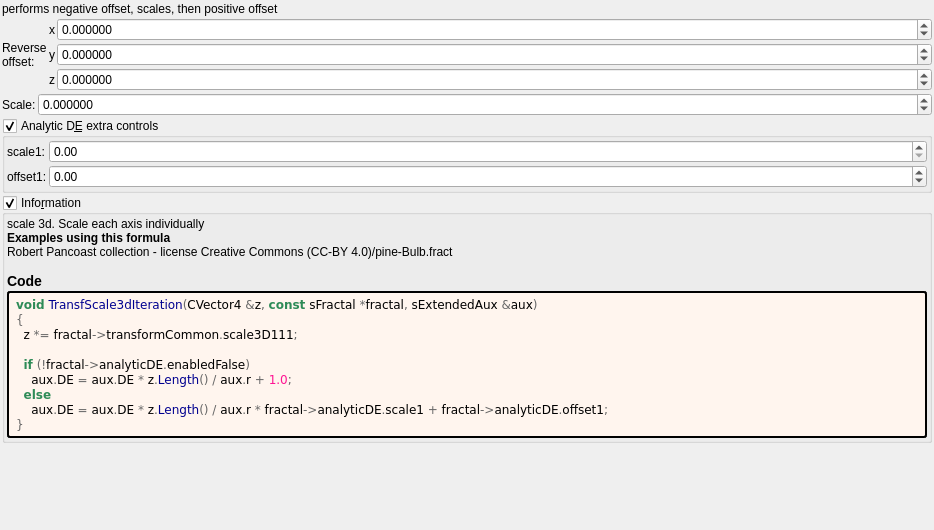
Qt form mandelbulber2/formula/ui/transf_scale_offset.ui (buddhi1980/mandelbulber2) before a commit.
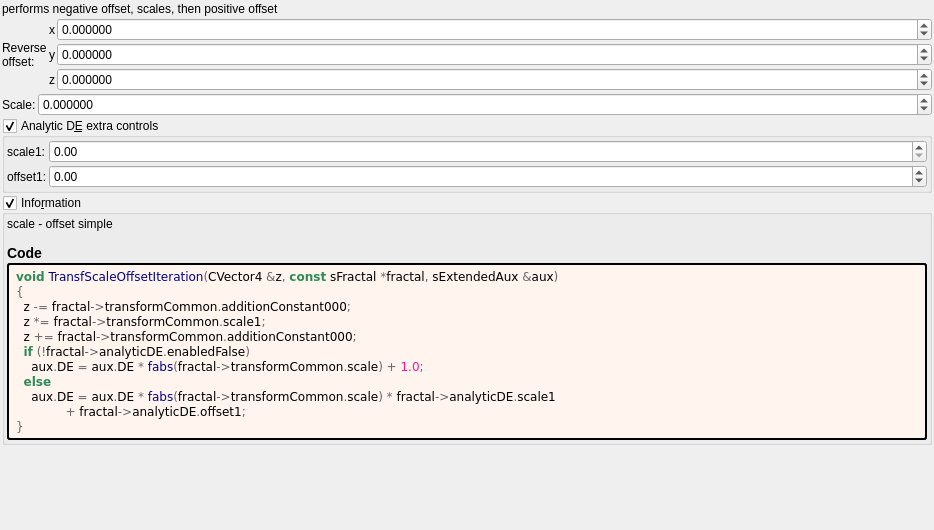
The same form after that commit. Custom widgets are drawn as their Qt base class.

Commit message: Added size parameter for dIFSHexGrid. Cleaned up HexGrid calculation to be able to convert to OpenCL code. Updated OpenCL formula files and UI files.

```diff
--- a/mandelbulber2/formula/ui/transf_scale_offset.ui
+++ b/mandelbulber2/formula/ui/transf_scale_offset.ui
@@ -332,9 +332,9 @@
       <item>
        <widget class="QLabel" name="label_information_general">
         <property name="text">
-         <string notr="true">&lt;p&gt;scale 3d. Scale each axis individually&lt;/p&gt;&lt;table&gt;
+         <string notr="true">&lt;p&gt;scale - offset  simple&lt;/p&gt;&lt;table&gt;
 &lt;/table&gt;
-&lt;br&gt;&lt;b&gt;Examples using this formula&lt;/b&gt;&lt;br&gt;Robert Pancoast collection - license Creative Commons (CC-BY 4.0)/pine-Bulb.fract&lt;h3&gt;Code&lt;/h3&gt;</string>
+&lt;h3&gt;Code&lt;/h3&gt;</string>
         </property>
         <property name="wordWrap">
          <bool>true</bool>
@@ -354,14 +354,16 @@
         </property>
         <property name="text">
          <string notr="true">&lt;body style=&quot;background-color:#fff5ee&quot;&gt;
-&lt;pre style=&quot;color:#000000; background-color:#fff5ee;  font-family:'Courier New',monospace;&quot;&gt;&lt;span style=&quot;color:#2e8b57; font-weight:bold&quot;&gt;void&lt;/span&gt; &lt;span style=&quot;color:#00008f&quot;&gt;TransfScale3dIteration&lt;/span&gt;&lt;span style=&quot;color:#676767&quot;&gt;(&lt;/span&gt;CVector4 &lt;span style=&quot;color:#676767&quot;&gt;&amp;amp;&lt;/span&gt;z&lt;span style=&quot;color:#676767&quot;&gt;,&lt;/span&gt; &lt;span style=&quot;color:#2e8b57; font-weight:bold&quot;&gt;const&lt;/span&gt; sFractal &lt;span style=&quot;color:#676767&quot;&gt;*&lt;/span&gt;fractal&lt;span style=&quot;color:#676767&quot;&gt;,&lt;/span&gt; sExtendedAux &lt;span style=&quot;color:#676767&quot;&gt;&amp;amp;&lt;/span&gt;aux&lt;span style=&quot;color:#676767&quot;&gt;)&lt;/span&gt;
+&lt;pre style=&quot;color:#000000; background-color:#fff5ee;  font-family:'Courier New',monospace;&quot;&gt;&lt;span style=&quot;color:#2e8b57; font-weight:bold&quot;&gt;void&lt;/span&gt; &lt;span style=&quot;color:#00008f&quot;&gt;TransfScaleOffsetIteration&lt;/span&gt;&lt;span style=&quot;color:#676767&quot;&gt;(&lt;/span&gt;CVector4 &lt;span style=&quot;color:#676767&quot;&gt;&amp;amp;&lt;/span&gt;z&lt;span style=&quot;color:#676767&quot;&gt;,&lt;/span&gt; &lt;span style=&quot;color:#2e8b57; font-weight:bold&quot;&gt;const&lt;/span&gt; sFractal &lt;span style=&quot;color:#676767&quot;&gt;*&lt;/span&gt;fractal&lt;span style=&quot;color:#676767&quot;&gt;,&lt;/span&gt; sExtendedAux &lt;span style=&quot;color:#676767&quot;&gt;&amp;amp;&lt;/span&gt;aux&lt;span style=&quot;color:#676767&quot;&gt;)&lt;/span&gt;
 &lt;span style=&quot;color:#676767&quot;&gt;{&lt;/span&gt;
-  z &lt;span style=&quot;color:#676767&quot;&gt;*=&lt;/span&gt; fractal&lt;span style=&quot;color:#676767&quot;&gt;-&amp;gt;&lt;/span&gt;transformCommon&lt;span style=&quot;color:#676767&quot;&gt;.&lt;/span&gt;scale3D111&lt;span style=&quot;color:#676767&quot;&gt;;&lt;/span&gt;
-
+  z &lt;span style=&quot;color:#676767&quot;&gt;-=&lt;/span&gt; fractal&lt;span style=&quot;color:#676767&quot;&gt;-&amp;gt;&lt;/span&gt;transformCommon&lt;span style=&quot;color:#676767&quot;&gt;.&lt;/span&gt;additionConstant000&lt;span style=&quot;color:#676767&quot;&gt;;&lt;/span&gt;
+  z &lt;span style=&quot;color:#676767&quot;&gt;*=&lt;/span&gt; fractal&lt;span style=&quot;color:#676767&quot;&gt;-&amp;gt;&lt;/span&gt;transformCommon&lt;span style=&quot;color:#676767&quot;&gt;.&lt;/span&gt;scale1&lt;span style=&quot;color:#676767&quot;&gt;;&lt;/span&gt;
+  z &lt;span style=&quot;color:#676767&quot;&gt;+=&lt;/span&gt; fractal&lt;span style=&quot;color:#676767&quot;&gt;-&amp;gt;&lt;/span&gt;transformCommon&lt;span style=&quot;color:#676767&quot;&gt;.&lt;/span&gt;additionConstant000&lt;span style=&quot;color:#676767&quot;&gt;;&lt;/span&gt;
   &lt;span style=&quot;color:#2e8b57; font-weight:bold&quot;&gt;if&lt;/span&gt; &lt;span style=&quot;color:#676767&quot;&gt;(!&lt;/span&gt;fractal&lt;span style=&quot;color:#676767&quot;&gt;-&amp;gt;&lt;/span&gt;analyticDE&lt;span style=&quot;color:#676767&quot;&gt;.&lt;/span&gt;enabledFalse&lt;span style=&quot;color:#676767&quot;&gt;)&lt;/span&gt;
-    aux&lt;span style=&quot;color:#676767&quot;&gt;.&lt;/span&gt;DE &lt;span style=&quot;color:#676767&quot;&gt;=&lt;/span&gt; aux&lt;span style=&quot;color:#676767&quot;&gt;.&lt;/span&gt;DE &lt;span style=&quot;color:#676767&quot;&gt;*&lt;/span&gt; z&lt;span style=&quot;color:#676767&quot;&gt;.&lt;/span&gt;&lt;span style=&quot;color:#00008f&quot;&gt;Length&lt;/span&gt;&lt;span style=&quot;color:#676767&quot;&gt;() /&lt;/span&gt; aux&lt;span style=&quot;color:#676767&quot;&gt;.&lt;/span&gt;r &lt;span style=&quot;color:#676767&quot;&gt;+&lt;/span&gt; &lt;span style=&quot;color:#ff1493&quot;&gt;1.0&lt;/span&gt;&lt;span style=&quot;color:#676767&quot;&gt;;&lt;/span&gt;
+    aux&lt;span style=&quot;color:#676767&quot;&gt;.&lt;/span&gt;DE &lt;span style=&quot;color:#676767&quot;&gt;=&lt;/span&gt; aux&lt;span style=&quot;color:#676767&quot;&gt;.&lt;/span&gt;DE &lt;span style=&quot;color:#676767&quot;&gt;*&lt;/span&gt; &lt;span style=&quot;color:#00008f&quot;&gt;fabs&lt;/span&gt;&lt;span style=&quot;color:#676767&quot;&gt;(&lt;/span&gt;fractal&lt;span style=&quot;color:#676767&quot;&gt;-&amp;gt;&lt;/span&gt;transformCommon&lt;span style=&quot;color:#676767&quot;&gt;.&lt;/span&gt;scale&lt;span style=&quot;color:#676767&quot;&gt;) +&lt;/span&gt; &lt;span style=&quot;color:#ff1493&quot;&gt;1.0&lt;/span&gt;&lt;span style=&quot;color:#676767&quot;&gt;;&lt;/span&gt;
   &lt;span style=&quot;color:#2e8b57; font-weight:bold&quot;&gt;else&lt;/span&gt;
-    aux&lt;span style=&quot;color:#676767&quot;&gt;.&lt;/span&gt;DE &lt;span style=&quot;color:#676767&quot;&gt;=&lt;/span&gt; aux&lt;span style=&quot;color:#676767&quot;&gt;.&lt;/span&gt;DE &lt;span style=&quot;color:#676767&quot;&gt;*&lt;/span&gt; z&lt;span style=&quot;color:#676767&quot;&gt;.&lt;/span&gt;&lt;span style=&quot;color:#00008f&quot;&gt;Length&lt;/span&gt;&lt;span style=&quot;color:#676767&quot;&gt;() /&lt;/span&gt; aux&lt;span style=&quot;color:#676767&quot;&gt;.&lt;/span&gt;r &lt;span style=&quot;color:#676767&quot;&gt;*&lt;/span&gt; fractal&lt;span style=&quot;color:#676767&quot;&gt;-&amp;gt;&lt;/span&gt;analyticDE&lt;span style=&quot;color:#676767&quot;&gt;.&lt;/span&gt;scale1 &lt;span style=&quot;color:#676767&quot;&gt;+&lt;/span&gt; fractal&lt;span style=&quot;color:#676767&quot;&gt;-&amp;gt;&lt;/span&gt;analyticDE&lt;span style=&quot;color:#676767&quot;&gt;.&lt;/span&gt;offset1&lt;span style=&quot;color:#676767&quot;&gt;;&lt;/span&gt;
+    aux&lt;span style=&quot;color:#676767&quot;&gt;.&lt;/span&gt;DE &lt;span style=&quot;color:#676767&quot;&gt;=&lt;/span&gt; aux&lt;span style=&quot;color:#676767&quot;&gt;.&lt;/span&gt;DE &lt;span style=&quot;color:#676767&quot;&gt;*&lt;/span&gt; &lt;span style=&quot;color:#00008f&quot;&gt;fabs&lt;/span&gt;&lt;span style=&quot;color:#676767&quot;&gt;(&lt;/span&gt;fractal&lt;span style=&quot;color:#676767&quot;&gt;-&amp;gt;&lt;/span&gt;transformCommon&lt;span style=&quot;color:#676767&quot;&gt;.&lt;/span&gt;scale&lt;span style=&quot;color:#676767&quot;&gt;) *&lt;/span&gt; fractal&lt;span style=&quot;color:#676767&quot;&gt;-&amp;gt;&lt;/span&gt;analyticDE&lt;span style=&quot;color:#676767&quot;&gt;.&lt;/span&gt;scale1
+             &lt;span style=&quot;color:#676767&quot;&gt;+&lt;/span&gt; fractal&lt;span style=&quot;color:#676767&quot;&gt;-&amp;gt;&lt;/span&gt;analyticDE&lt;span style=&quot;color:#676767&quot;&gt;.&lt;/span&gt;offset1&lt;span style=&quot;color:#676767&quot;&gt;;&lt;/span&gt;
 &lt;span style=&quot;color:#676767&quot;&gt;}&lt;/span&gt;
 &lt;/pre&gt;
 &lt;/body&gt;</string>
```
Left out of the diff: 4 changed lines with no effect on the pictures. The commit also changes 21 other files.
